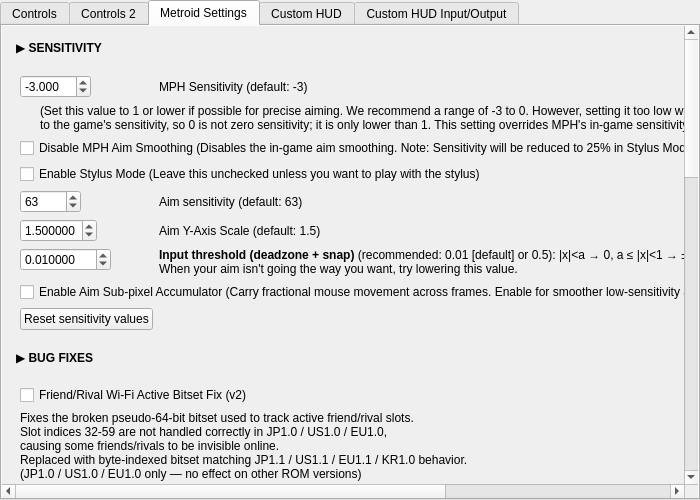
This is src/frontend/qt_sdl/InputConfig/MelonPrimeInputConfig.ui in ag-advania/melonPrimeDS as Qt 5 draws it before an edit. The edited form follows.
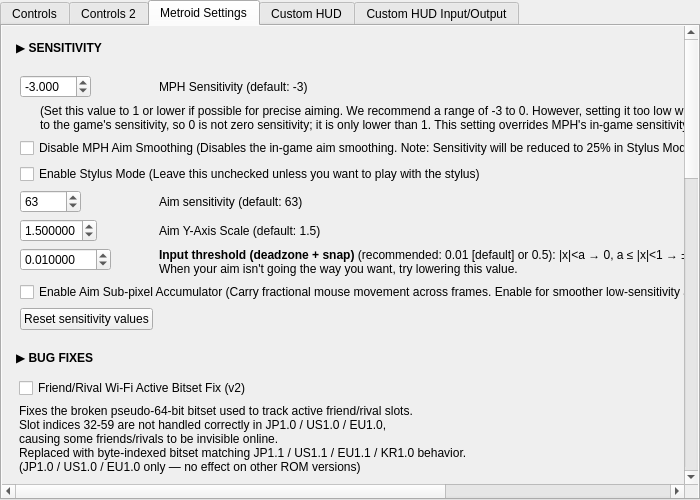
This is the edited form. The open tabs and pages were chosen to show the change.

```diff
--- a/src/frontend/qt_sdl/InputConfig/MelonPrimeInputConfig.ui
+++ b/src/frontend/qt_sdl/InputConfig/MelonPrimeInputConfig.ui
@@ -219,9 +219,10 @@
 							<item>
 								<widget class="QWidget" name="sectionBugFix">
 									<layout class="QVBoxLayout" name="vboxBugFix">
-										<property name="contentsMargins">
-											<rect><x>8</x><y>2</y><width>0</width><height>4</height></rect>
-										</property>
+										<property name="leftMargin"><number>8</number></property>
+										<property name="topMargin"><number>2</number></property>
+										<property name="rightMargin"><number>0</number></property>
+										<property name="bottomMargin"><number>4</number></property>
 										<item>
 											<widget class="QCheckBox" name="cbMetroidFixWifiBitset">
 												<property name="text">
```
Left out of the diff: 12 changed lines with no effect on the pictures.
